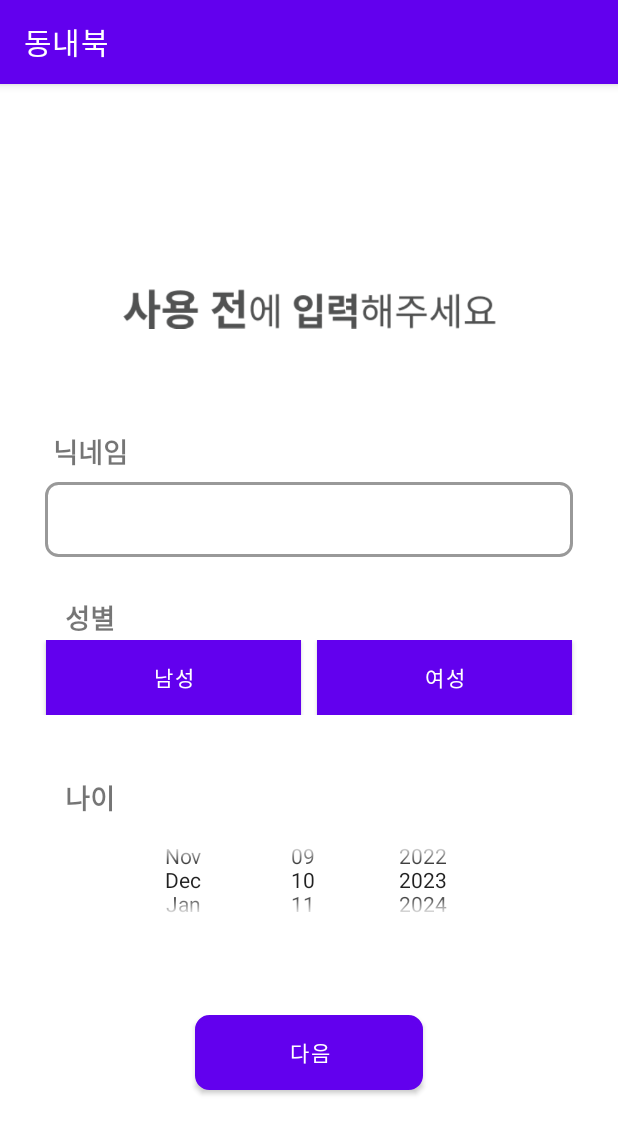
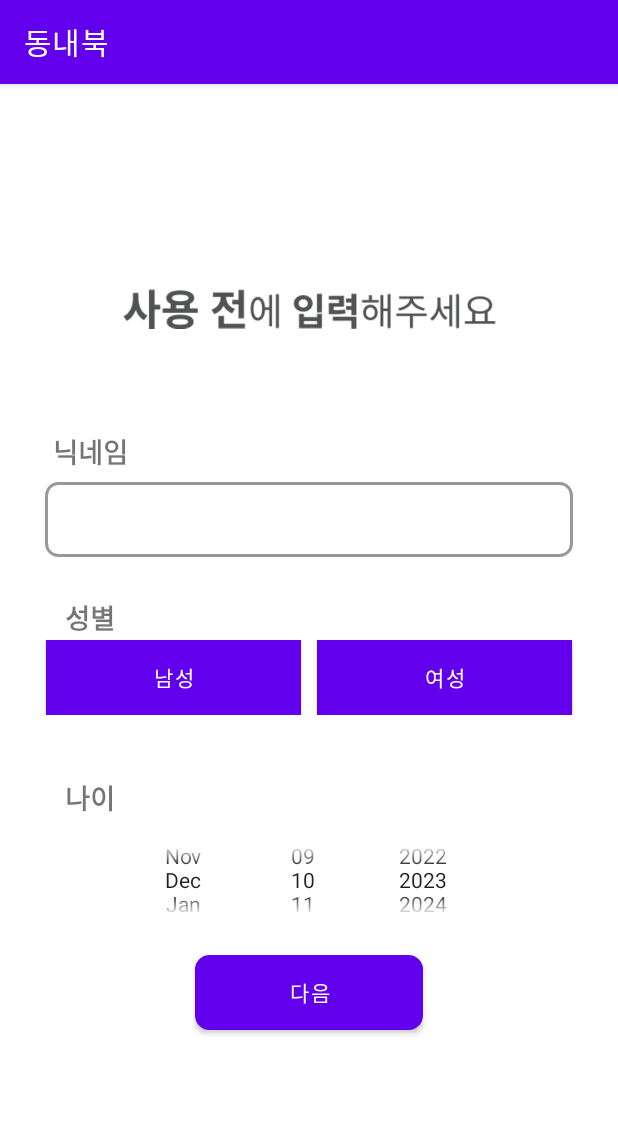
Before and after one commit to dltpgh98/DND, an Android app: the UserInfoInsertActivity screen opened directly, with no data from a screen before it, after a tap on "남성", on a phone screen of 412 x 824 dp. Shown: the top 1134 px of the screen. Run offline under Robolectric (Android 15) with nearby library versions, the phone set to English and light mode, and no system bars.

Commit message:
1. 앱 내에 사용자 개인정보 입력 완료 2. 사용자 정보 입력 확인 버튼 수정 필요

```diff
--- a/app/src/main/java/com/example/myapplication/LoginActivity.kt
+++ b/app/src/main/java/com/example/myapplication/LoginActivity.kt
@@ -23,7 +23,7 @@ class LoginActivity : AppCompatActivity(){
 
         // 기본 URL
         //val BASE_URL = "http://172.16.114.90:8000/" //이세호 학교
-        val BASE_URL = "http://172.30.1.100:8000/" //이세호 집
+        val BASE_URL = "http://172.30.1.72:8000/" //이세호 집
 
 
         // Retrofit 인터페이스를 구현한 서비스 인스턴스 생성 함수
--- a/app/src/main/java/com/example/myapplication/UserInfoInsertActivity.kt
+++ b/app/src/main/java/com/example/myapplication/UserInfoInsertActivity.kt
@@ -20,6 +20,7 @@ import retrofit2.Retrofit
 import retrofit2.converter.gson.GsonConverterFactory
 import java.text.SimpleDateFormat
 import java.time.LocalDate
+import java.time.LocalDateTime
 import java.time.format.DateTimeFormatter
 import java.util.*
 
@@ -33,25 +34,26 @@ class UserInfoInsertActivity : AppCompatActivity(){
         var age = 0
         val today = Calendar.getInstance()
         val dateFormat = SimpleDateFormat("yyyy-MM-dd HH:mm:ss", Locale.getDefault())
-        val currentDateTimeString = dateFormat.format(today.time)
+        val currentDateTimeString = dateFormat.format(today.time) + ".000000" // 마이크로초 직접 추가
         user_select_age_dp.init(today.get(Calendar.YEAR), today.get(Calendar.MONTH), today.get(Calendar.DAY_OF_MONTH), null)
 
 
+
         val retrofit = Retrofit.Builder()
-                .baseUrl("http://172.30.1.100:8000/")
+                .baseUrl("http://172.30.1.72:8000/")
                 .addConverterFactory(GsonConverterFactory.create())
                 .build()
         val api = retrofit.create(RetrofitService_UserInfoInsert::class.java)
 
 
         user_gen_mr_bt.setOnClickListener {
-            it.setBackgroundResource(android.R.color.holo_blue_light)
-            user_gen_ms_bt.setBackgroundResource(android.R.color.darker_gray)
+            it.setBackgroundColor(ContextCompat.getColor(this, android.R.color.holo_blue_light))
+            user_gen_ms_bt.setBackgroundColor(ContextCompat.getColor(this, android.R.color.darker_gray))
             isClick = true
         }
         user_gen_ms_bt.setOnClickListener {
-            it.setBackgroundResource(android.R.color.holo_blue_light)
-            user_gen_mr_bt.setBackgroundResource(android.R.color.darker_gray)
+            it.setBackgroundColor(ContextCompat.getColor(this, android.R.color.holo_blue_light))
+            user_gen_mr_bt.setBackgroundColor(ContextCompat.getColor(this, android.R.color.darker_gray))
             isClick = false
         }
         user_select_age_dp.init(user_select_age_dp.year, user_select_age_dp.month, user_select_age_dp.dayOfMonth,
--- a/app/src/main/java/com/example/myapplication/UserPrefAction.kt
+++ b/app/src/main/java/com/example/myapplication/UserPrefAction.kt
@@ -41,7 +41,7 @@ class UserPrefAction: AppCompatActivity() {
 
 
         val retrofit = Retrofit.Builder()
-                .baseUrl("http://172.30.1.100:8000/")
+                .baseUrl("http://172.30.1.72:8000/")
                 .addConverterFactory(GsonConverterFactory.create())
                 .build()
         Log.d("실행안함1?", "뭐함?")
--- a/app/src/main/res/layout/user_info.xml
+++ b/app/src/main/res/layout/user_info.xml
@@ -101,7 +101,7 @@
         android:text="다음"
         android:textColor="#ffffff"
         android:backgroundTint="#A5C2F8"
-        android:layout_marginTop="50dp"
+        android:layout_marginTop="10dp"
         android:layout_marginHorizontal="130dp"/>
 
 </LinearLayout>
```
